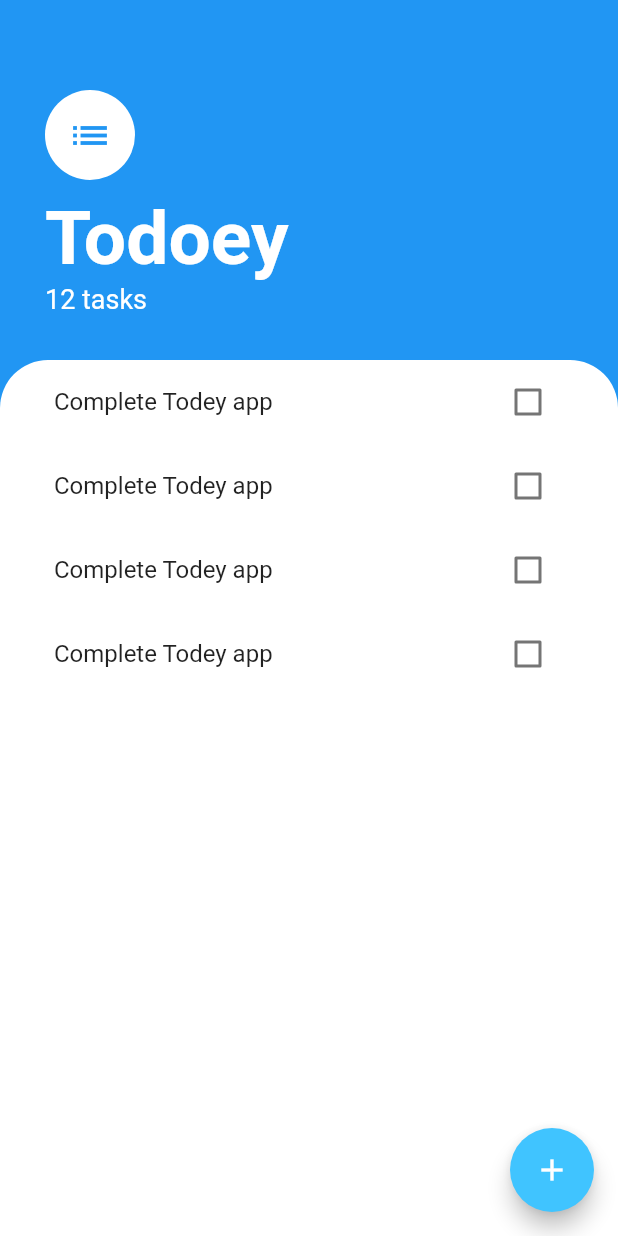
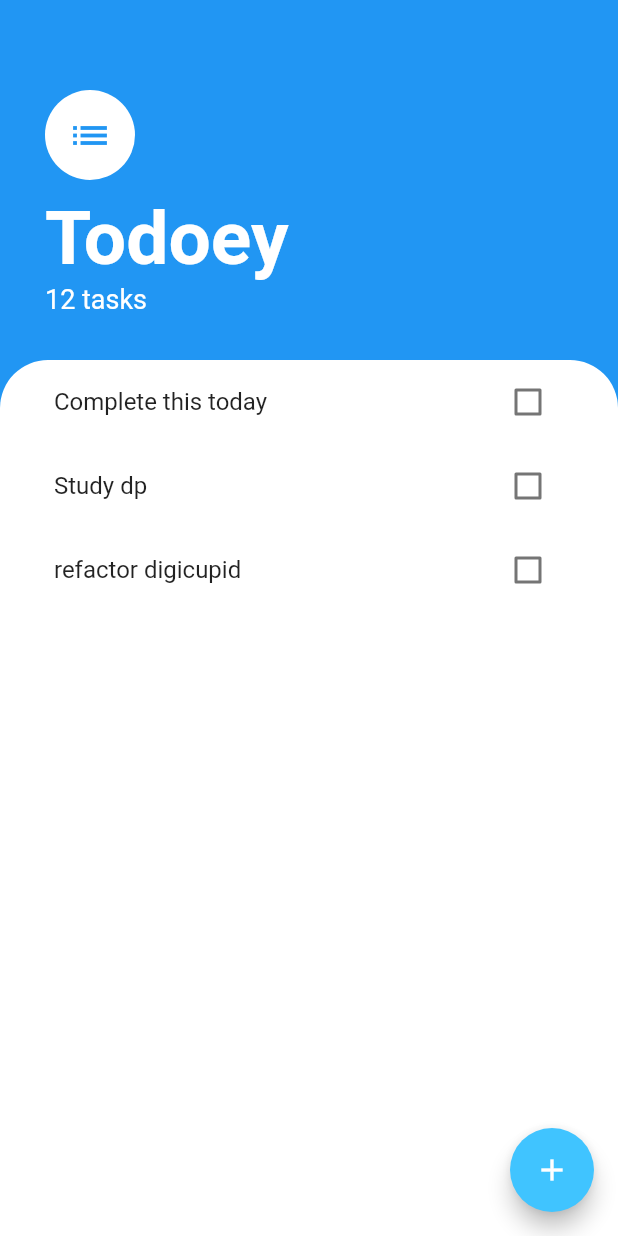
Before and after one commit to cyblogerz/Todo_list_app, a Flutter app: the screen it shows after launch, on a phone screen of 412 x 824 dp. Run offline on Flutter 3.47's test engine with Material 2 defaults, Android fonts, the phone set to English and light mode, and no system bars.

```diff
--- a/lib/models/tasks.dart
+++ b/lib/models/tasks.dart
@@ -5,7 +5,7 @@ class Task {
   bool isDone;
 
   Task({required this.name, this.isDone = false});
-  void ToggleDone() {
+  void toggleDone() {
     isDone = !isDone;
   }
 }
--- a/lib/widgets/tasks_list.dart
+++ b/lib/widgets/tasks_list.dart
@@ -8,17 +8,26 @@ class TasksList extends StatefulWidget {
 }
 
 class _TasksListState extends State<TasksList> {
-  List<Task> tasks = [];
+  List<Task> tasks = [
+    Task(name: 'Complete this today'),
+    Task(name: 'Study dp'),
+    Task(name: 'refactor digicupid')
+  ];
 
   @override
   Widget build(BuildContext context) {
-    return ListView(
-      children: <Widget>[
-        TaskTile(),
-        TaskTile(),
-        TaskTile(),
-        TaskTile(),
-      ],
+    return ListView.builder(
+      itemBuilder: (context, index) {
+        return TaskTile(
+            isChecked: tasks[index].isDone,
+            taskTitle: tasks[index].name,
+            checkBoxCallback: (bool? checkBoxState) {
+              setState(() {
+                tasks[index].toggleDone();
+              });
+            });
+      },
+      itemCount: tasks.length,
     );
   }
 }
--- a/lib/widgets/tasks_tile.dart
+++ b/lib/widgets/tasks_tile.dart
@@ -1,48 +1,30 @@
 import 'package:flutter/material.dart';
 
-class TaskTile extends StatefulWidget {
-  @override
-  State<TaskTile> createState() => _TaskTileState();
-}
+class TaskTile extends StatelessWidget {
+  final bool isChecked;
+  final String taskTitle;
+  final Function(bool?) checkBoxCallback;
 
-class _TaskTileState extends State<TaskTile> {
-  bool isChecked = false;
-  void checkboxCallback(bool? checkBoxState) {
-    setState(() {
-      if (checkBoxState != null) {
-        isChecked = checkBoxState;
-      } else {
-        isChecked = true;
-      }
-    });
-  }
+  TaskTile({
+    required this.isChecked,
+    required this.taskTitle,
+    required this.checkBoxCallback,
+  });
 
   @override
   Widget build(BuildContext context) {
     return ListTile(
       title: Text(
-        'Complete Todey app',
+        taskTitle,
         style: TextStyle(
             decoration: isChecked ? TextDecoration.lineThrough : null),
       ),
-      trailing: TaskCheckBox(
-          checkBoxState: isChecked, toggleCheckBoxState: checkboxCallback),
+      trailing: Checkbox(
+        value: isChecked,
+        activeColor: Colors.lightBlueAccent,
+        onChanged: checkBoxCallback,
+        // onChanged: toggleCheckBoxState,
+      ),
     );
   }
 }
-
-class TaskCheckBox extends StatelessWidget {
-  final bool checkBoxState;
-  final Function(bool?) toggleCheckBoxState;
-
-  TaskCheckBox(
-      {required this.checkBoxState, required this.toggleCheckBoxState});
-  @override
-  Widget build(BuildContext context) {
-    return Checkbox(
-      value: checkBoxState,
-      activeColor: Colors.lightBlueAccent,
-      onChanged: toggleCheckBoxState,
-    );
-  }
-}
```
